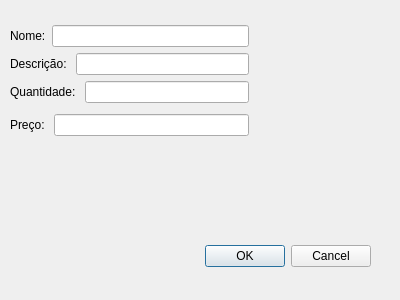
First picture: the form in alterarproduto.ui, repository GabR36/QEstoqueLoja, before the edit.
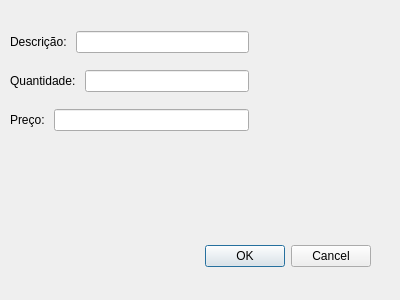
Second picture: the form after the edit.

Commit message: Remover Nome tabela.

```diff
--- a/alterarproduto.ui
+++ b/alterarproduto.ui
@@ -35,25 +35,14 @@
      <x>10</x>
      <y>20</y>
      <width>239</width>
-     <height>122</height>
+     <height>111</height>
     </rect>
    </property>
    <layout class="QVBoxLayout" name="verticalLayout_2">
     <item>
      <layout class="QVBoxLayout" name="verticalLayout">
       <item>
-       <layout class="QHBoxLayout" name="horizontalLayout">
-        <item>
-         <widget class="QLabel" name="label">
-          <property name="text">
-           <string>Nome:</string>
-          </property>
-         </widget>
-        </item>
-        <item>
-         <widget class="QLineEdit" name="Ledit_AltNome"/>
-        </item>
-       </layout>
+       <layout class="QHBoxLayout" name="horizontalLayout"/>
       </item>
       <item>
        <layout class="QHBoxLayout" name="horizontalLayout_2">
```
The commit also changes 4 other files.
